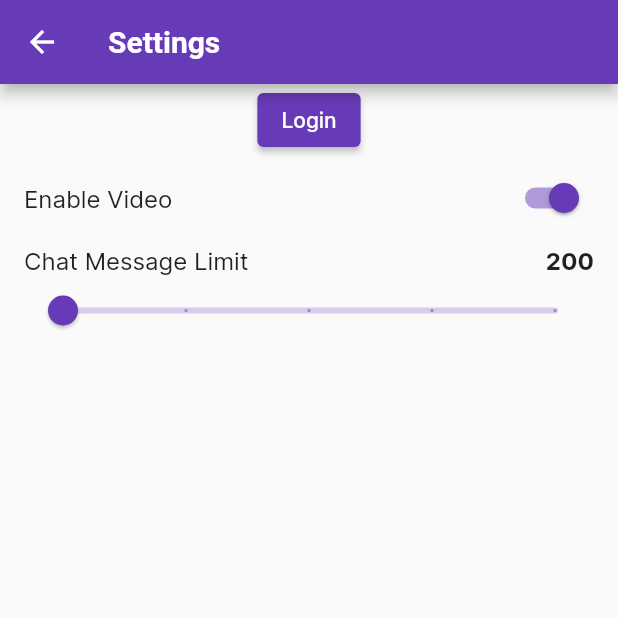
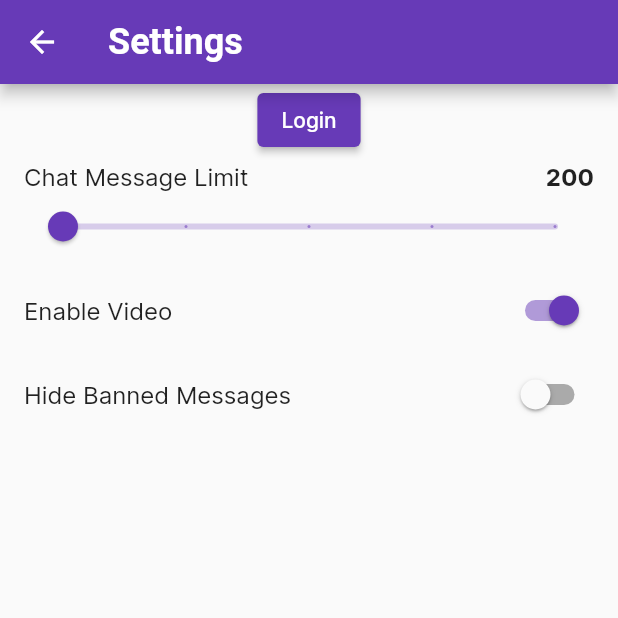
Before and after one commit to tommyxchow/frosty, a Flutter app: the screen it shows after launch, after a tap on the "settings" icon, on a phone screen of 412 x 824 dp, the top half of it. Run offline on Flutter 3.47's test engine with Material 2 defaults, Android fonts, the phone set to English and light mode, and no system bars; our stand-ins replace cached_network_image, flutter_mobx, flutter_secure_storage, mobx, shared_preferences, webview_flutter; missing offline and left inert: flutter_web_auth; accounts and stored records are empty; generated files the repository leaves out were written again; network calls fail.

Commit message:
Add hide banned messages option, tweaks Tweaked app bar font size and made settings screen in chat fullscreen.

```diff
--- a/lib/core/settings/settings.dart
+++ b/lib/core/settings/settings.dart
@@ -21,15 +21,10 @@ class Settings extends StatelessWidget {
           return ListView(
             children: [
               ProfileCard(authStore: context.read<AuthStore>()),
-              SwitchListTile.adaptive(
-                title: const Text('Enable Video'),
-                value: settingsStore.videoEnabled,
-                onChanged: (newValue) => settingsStore.videoEnabled = newValue,
-              ),
               ListTile(
                 title: Row(
                   children: [
-                    const Text('Chat Message Limit  '),
+                    const Text('Chat Message Limit'),
                     const Spacer(),
                     Text(
                       settingsStore.messageLimit == 1000 ? 'Unlimited' : '${settingsStore.messageLimit.toInt()}',
@@ -44,7 +39,17 @@ class Settings extends StatelessWidget {
                   max: 1000,
                   divisions: 4,
                 ),
-              )
+              ),
+              SwitchListTile.adaptive(
+                title: const Text('Enable Video'),
+                value: settingsStore.videoEnabled,
+                onChanged: (newValue) => settingsStore.videoEnabled = newValue,
+              ),
+              SwitchListTile.adaptive(
+                title: const Text('Hide Banned Messages'),
+                value: settingsStore.hideBannedMessages,
+                onChanged: (newValue) => settingsStore.hideBannedMessages = newValue,
+              ),
             ],
           );
         },
--- a/lib/core/settings/settings_store.dart
+++ b/lib/core/settings/settings_store.dart
@@ -8,10 +8,13 @@ class SettingsStore = _SettingsStoreBase with _$SettingsStore;
 
 abstract class _SettingsStoreBase with Store {
   @observable
-  bool videoEnabled = true;
+  var videoEnabled = true;
 
   @observable
-  double messageLimit = 200;
+  var messageLimit = 200.0;
+
+  @observable
+  var hideBannedMessages = false;
 
   Future<void> init() async {
     // Retrieve the instance that will allow us to store and persist settings.
@@ -20,6 +23,7 @@ abstract class _SettingsStoreBase with Store {
     // Initialize settings from stored preferences if any.
     videoEnabled = prefs.getBool('video_enabled') ?? videoEnabled;
     messageLimit = prefs.getDouble('message_limit') ?? messageLimit;
+    hideBannedMessages = prefs.getBool('hide_banned_messages') ?? hideBannedMessages;
 
     // Set up autorun to store setting anytime they're changed.
     // The ReactionDisposer will not be needed since settings will always exist.
@@ -27,6 +31,7 @@ abstract class _SettingsStoreBase with Store {
       debugPrint('settings changed');
       prefs.setBool('video_enabled', videoEnabled);
       prefs.setDouble('message_limit', messageLimit);
+      prefs.setBool('hide_banned_messages', hideBannedMessages);
     });
   }
 }
--- a/lib/main.dart
+++ b/lib/main.dart
@@ -34,7 +34,10 @@ class MyApp extends StatelessWidget {
               fontFamily: 'Inter',
               splashFactory: Platform.isIOS ? NoSplash.splashFactory : null,
               appBarTheme: const AppBarTheme(
-                titleTextStyle: TextStyle(fontSize: 20, fontWeight: FontWeight.bold),
+                titleTextStyle: TextStyle(
+                  fontSize: 24,
+                  fontWeight: FontWeight.bold,
+                ),
               ),
             ),
             darkTheme: ThemeData.dark().copyWith(
@@ -45,7 +48,7 @@ class MyApp extends StatelessWidget {
                 color: Colors.black,
                 titleTextStyle: TextStyle(
                   fontFamily: 'Inter',
-                  fontSize: 28,
+                  fontSize: 24,
                   fontWeight: FontWeight.bold,
                 ),
               ),
--- a/lib/screens/stream_list/stream_card.dart
+++ b/lib/screens/stream_list/stream_card.dart
@@ -57,7 +57,6 @@ class StreamCard extends StatelessWidget {
                 padding: const EdgeInsets.only(left: 10.0),
                 child: Column(
                   crossAxisAlignment: CrossAxisAlignment.start,
-                  mainAxisSize: MainAxisSize.min,
                   children: [
                     Text(
                       streamInfo.userName,
```
Also changed, not shown: lib/api/irc_api.dart (+6 -2 lines), lib/screens/channel/chat/chat_store.dart (+17 -9 lines), lib/screens/channel/video/video_overlay.dart (+10 -5 lines), lib/core/settings/settings_store.g.dart.
